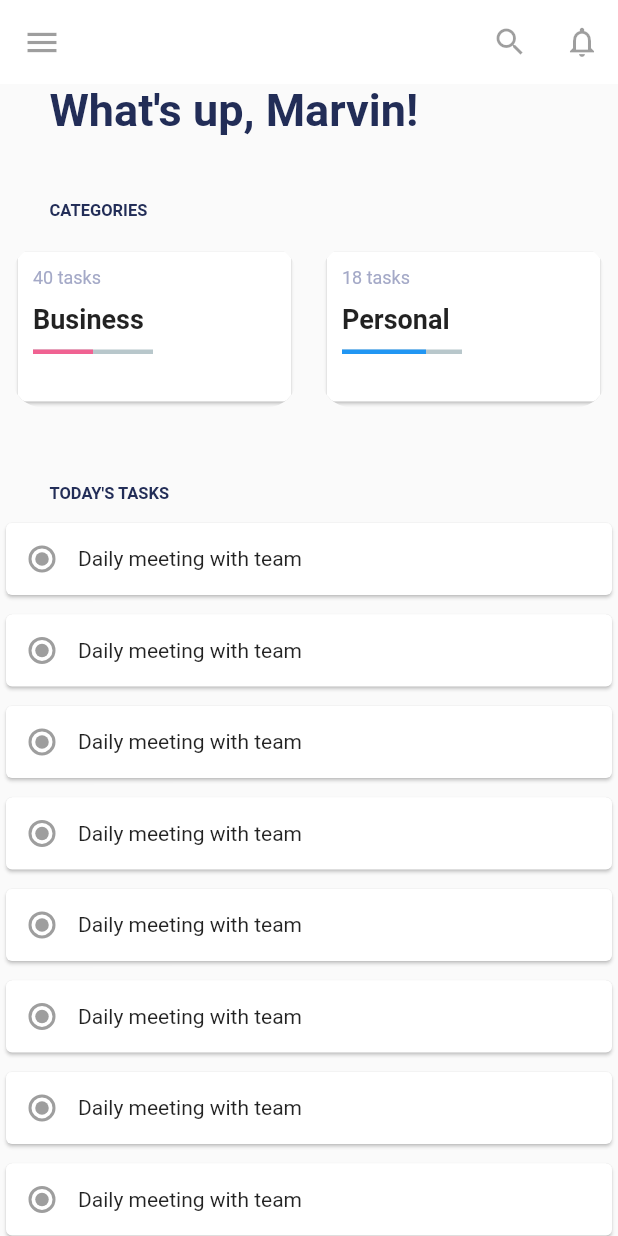
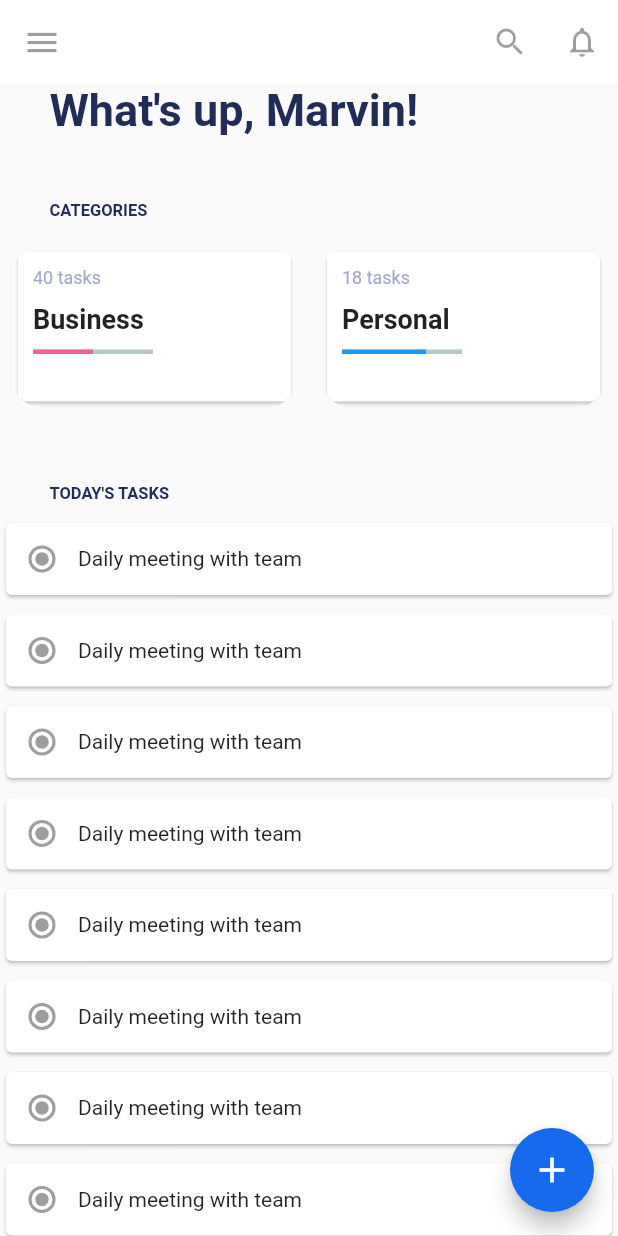
Before and after one commit to marvinlartey/To_Do, a Flutter app: the screen it shows after launch, on a phone screen of 412 x 824 dp. Run offline on Flutter 3.47's test engine with Material 2 defaults, Android fonts, the phone set to English and light mode, and no system bars; drawn by our look-alikes of percent_indicator.

Commit message:
created new page

```diff
--- a/todo/lib/main.dart
+++ b/todo/lib/main.dart
@@ -2,6 +2,7 @@ import 'package:flutter/material.dart';
 import 'package:todo/views/home_view.dart';
 import 'package:todo/views/tasks_page.dart';
 import 'package:todo/views/login_page.dart';
+import 'package:todo/views/create_todo_view.dart';
 
 void main() {
   runApp(const MyApp());
--- /dev/null
+++ b/todo/lib/views/create_todo_view.dart
@@ -0,0 +1,22 @@
+import 'package:flutter/material.dart';
+
+class CreateTodoView extends StatelessWidget {
+  const CreateTodoView({Key? key}) : super(key: key);
+
+  @override
+  Widget build(BuildContext context) {
+    return Scaffold(
+      appBar: AppBar(title: const Text("Create Todo")),
+      body: Column(
+        children: const [
+          Padding(
+            padding: EdgeInsets.fromLTRB(33, 66, 33, 0),
+            child: TextField(
+              decoration: InputDecoration(hintText: "Enter new task"),
+            ),
+          ),
+        ],
+      ),
+    );
+  }
+}
--- a/todo/lib/views/tasks_page.dart
+++ b/todo/lib/views/tasks_page.dart
@@ -1,6 +1,7 @@
 import 'package:flutter/material.dart';
 import 'package:flutter/widgets.dart';
 import 'package:percent_indicator/percent_indicator.dart';
+import 'package:todo/views/create_todo_view.dart';
 
 void main() {
   runApp(const TasksPage());
@@ -54,7 +55,11 @@ class TasksPage extends StatelessWidget {
                       color: Color.fromRGBO(34, 45, 87, 1))),
             ),
             //TASKS CARDS
-            Row(
+            ConstrainedBox(
+              constraints: BoxConstraints(
+                  maxHeight: MediaQuery.of(context).size.width * 0.3),
+              child: ListView(
+                scrollDirection: Axis.horizontal,
                 children: [
                   //CARD 1
                   SizedBox(
@@ -75,7 +80,8 @@ class TasksPage extends StatelessWidget {
                                     style: TextStyle(
                                         fontSize: 12,
                                         fontWeight: FontWeight.w400,
-                                      color: Color.fromRGBO(164, 169, 199, 1))),
+                                        color:
+                                            Color.fromRGBO(164, 169, 199, 1))),
                               ),
                               const Padding(
                                 padding: EdgeInsets.only(left: 10.0),
@@ -119,7 +125,100 @@ class TasksPage extends StatelessWidget {
                                     style: TextStyle(
                                         fontSize: 12,
                                         fontWeight: FontWeight.w400,
-                                      color: Color.fromRGBO(164, 169, 199, 1))),
+                                        color:
+                                            Color.fromRGBO(164, 169, 199, 1))),
+                              ),
+                              const Padding(
+                                padding: EdgeInsets.only(left: 10.0),
+                                child: Text('Personal',
+                                    style: TextStyle(
+                                      fontSize: 18,
+                                      fontWeight: FontWeight.bold,
+                                    )),
+                              ),
+                              Padding(
+                                padding: const EdgeInsets.only(top: 10.0),
+                                child: LinearPercentIndicator(
+                                  width: 100.0,
+                                  lineHeight: 3.0,
+                                  percent: 0.7,
+                                  progressColor: Colors.blue,
+                                ),
+                              )
+                            ],
+                          ),
+                        ),
+                      ),
+                    ),
+                  ),
+
+                  //CARD 3
+                  SizedBox(
+                    width: MediaQuery.of(context).size.width * 0.5,
+                    height: MediaQuery.of(context).size.height * 0.15,
+                    child: Padding(
+                      padding: const EdgeInsets.all(8.0),
+                      child: ClipRRect(
+                        borderRadius: BorderRadius.circular(20),
+                        child: Card(
+                          color: Colors.white,
+                          child: Column(
+                            crossAxisAlignment: CrossAxisAlignment.start,
+                            children: [
+                              const Padding(
+                                padding: EdgeInsets.all(10),
+                                child: Text('18 tasks',
+                                    style: TextStyle(
+                                        fontSize: 12,
+                                        fontWeight: FontWeight.w400,
+                                        color:
+                                            Color.fromRGBO(164, 169, 199, 1))),
+                              ),
+                              const Padding(
+                                padding: EdgeInsets.only(left: 10.0),
+                                child: Text('Personal',
+                                    style: TextStyle(
+                                      fontSize: 18,
+                                      fontWeight: FontWeight.bold,
+                                    )),
+                              ),
+                              Padding(
+                                padding: const EdgeInsets.only(top: 10.0),
+                                child: LinearPercentIndicator(
+                                  width: 100.0,
+                                  lineHeight: 3.0,
+                                  percent: 0.7,
+                                  progressColor: Colors.blue,
+                                ),
+                              )
+                            ],
+                          ),
+                        ),
+                      ),
+                    ),
+                  ),
+
+                  //CARD 4
+                  SizedBox(
+                    width: MediaQuery.of(context).size.width * 0.5,
+                    height: MediaQuery.of(context).size.height * 0.15,
+                    child: Padding(
+                      padding: const EdgeInsets.all(8.0),
+                      child: ClipRRect(
+                        borderRadius: BorderRadius.circular(20),
+                        child: Card(
+                          color: Colors.white,
+                          child: Column(
+                            crossAxisAlignment: CrossAxisAlignment.start,
+                            children: [
+                              const Padding(
+                                padding: EdgeInsets.all(10),
+                                child: Text('18 tasks',
+                                    style: TextStyle(
+                                        fontSize: 12,
+                                        fontWeight: FontWeight.w400,
+                                        color:
+                                            Color.fromRGBO(164, 169, 199, 1))),
                               ),
                               const Padding(
                                 padding: EdgeInsets.only(left: 10.0),
@@ -145,6 +244,7 @@ class TasksPage extends StatelessWidget {
                     ),
                   )
                 ],
+              ),
             ),
 
             //SUBTITLE
@@ -183,41 +283,18 @@ class TasksPage extends StatelessWidget {
                   },
                   itemCount: 22),
             )
-
-            /* ListView.separated(
-                itemBuilder: ( context, index){
-                  return card(
-                    child: Row(
-                      children: [
-                        Radio(value: '', groupValue: '', onChanged: null,
-                        activeColor: Colors.pink),
-                        Text('')
-                      ]
-                    )
-                  );
-                },
-
-                separatorBuilder: (BuildContext context, int){},
-            ) */
-
-            /* Column(
-              children: const [
-                ListTile(
-                  leading: Radio(
-                    value: null,
-                    groupValue: null,
-                    onChanged: null,
-                    toggleable: true,
-                    activeColor: Colors.pink,
-                    focusColor: Colors.pink,
-                  ),
-                  title: Text("Daily meeting with team"),
-                  //trailing: Icon(Icons.favorite),
-                ),
-              ],
-            ) */
           ],
         ),
+      ),
+
+      floatingActionButton: FloatingActionButton(
+        backgroundColor: const Color.fromRGBO(22, 106, 237, 1),
+        onPressed: () {
+          Navigator.of(context).push(MaterialPageRoute(
+            builder: (context) => const CreateTodoView(),
+          ));
+        },
+        child: const Icon(Icons.add, size: 28),
       ),
     );
   }
```
Lines whose indentation alone changed are shown as unchanged.
